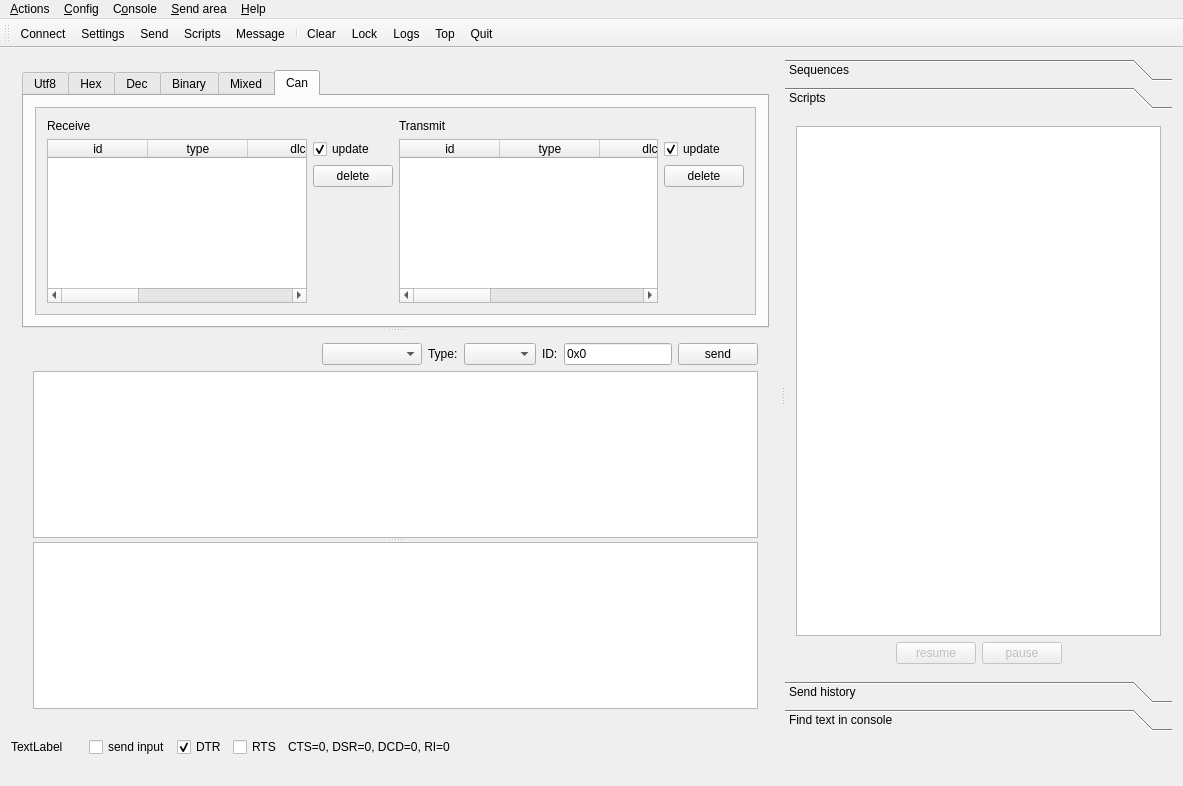
szieke/ScriptCommunicator_serial-terminal, file ScriptCommunicator/mainwindow.ui: the form before one commit.
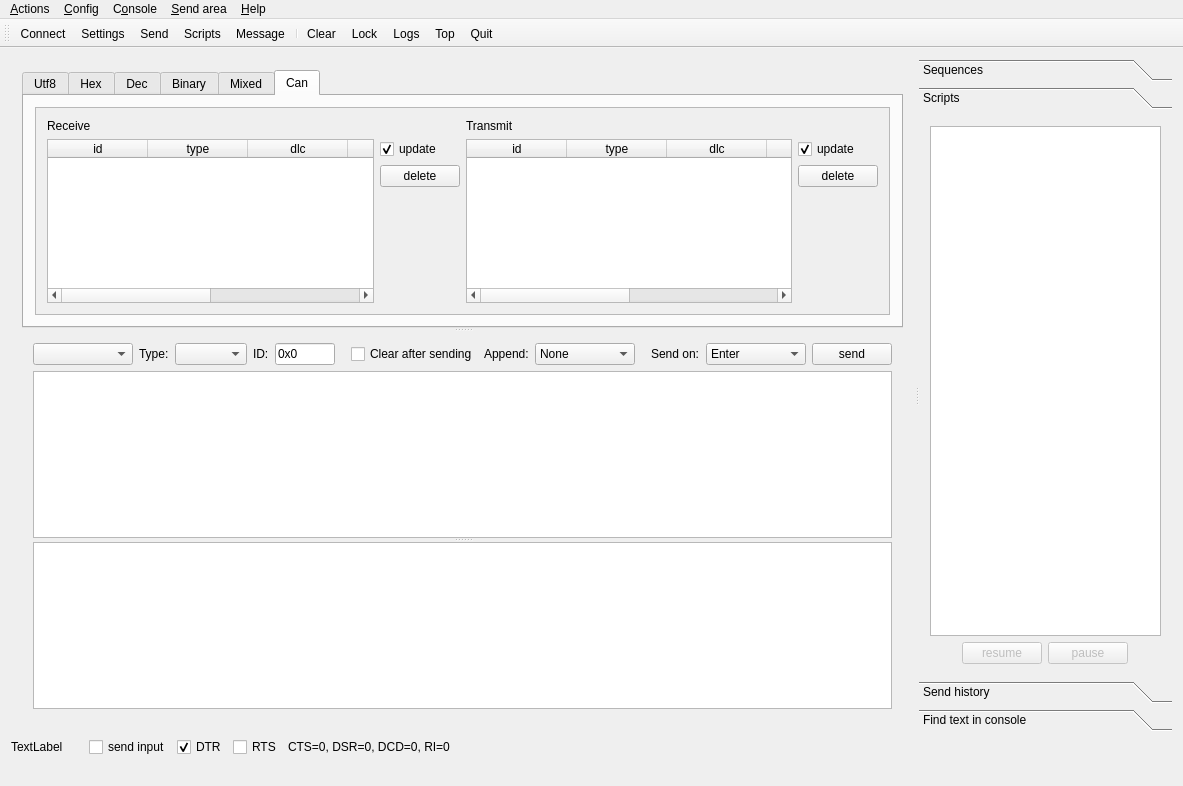
The form after the commit. The open tabs and pages were chosen to show the change. Icons and pictures are not drawn. Custom widgets are drawn as their Qt base class.

The edit to the form file:
```diff
--- a/ScriptCommunicator/mainwindow.ui
+++ b/ScriptCommunicator/mainwindow.ui
@@ -783,8 +783,8 @@
                  <rect>
                   <x>0</x>
                   <y>0</y>
-                  <width>332</width>
-                  <height>111</height>
+                  <width>936</width>
+                  <height>210</height>
                  </rect>
                 </property>
                 <layout class="QGridLayout" name="gridLayout_3">
@@ -966,7 +966,7 @@
           <widget class="QWidget" name="verticalLayoutWidget">
            <layout class="QVBoxLayout" name="verticalLayout_10" stretch="0,0">
             <item>
-             <layout class="QHBoxLayout" name="horizontalLayout_7" stretch="1,0,0,0,0,0,0">
+             <layout class="QHBoxLayout" name="horizontalLayout_7" stretch="1,0,0,0,0,0,0,0,0,0,0,0,0,0">
               <item>
                <spacer name="horizontalSpacer_4">
                 <property name="orientation">
@@ -1020,6 +1020,124 @@
                 </property>
                </widget>
               </item>
+              <item>
+               <spacer name="horizontalSpacer_9">
+                <property name="orientation">
+                 <enum>Qt::Horizontal</enum>
+                </property>
+                <property name="sizeType">
+                 <enum>QSizePolicy::Fixed</enum>
+                </property>
+                <property name="sizeHint" stdset="0">
+                 <size>
+                  <width>10</width>
+                  <height>20</height>
+                 </size>
+                </property>
+               </spacer>
+              </item>
+              <item>
+               <widget class="QCheckBox" name="ClearAfterSendingCheckBox">
+                <property name="toolTip">
+                 <string>&lt;html&gt;&lt;head/&gt;&lt;body&gt;&lt;p&gt;if checked the input field is cleared after the data is sent&lt;/p&gt;&lt;/body&gt;&lt;/html&gt;</string>
+                </property>
+                <property name="text">
+                 <string>Clear after sending</string>
+                </property>
+               </widget>
+              </item>
+              <item>
+               <widget class="QLabel" name="label_9">
+                <property name="toolTip">
+                 <string>&lt;html&gt;&lt;head/&gt;&lt;body&gt;&lt;p&gt;the control byte(s) that shall be appended&lt;/p&gt;&lt;/body&gt;&lt;/html&gt;</string>
+                </property>
+                <property name="text">
+                 <string>Append:</string>
+                </property>
+               </widget>
+              </item>
+              <item>
+               <widget class="QComboBox" name="AppendComboBox">
+                <property name="minimumSize">
+                 <size>
+                  <width>100</width>
+                  <height>0</height>
+                 </size>
+                </property>
+                <property name="toolTip">
+                 <string>&lt;html&gt;&lt;head/&gt;&lt;body&gt;&lt;p&gt;the control byte(s) that shall be appended&lt;/p&gt;&lt;/body&gt;&lt;/html&gt;</string>
+                </property>
+                <item>
+                 <property name="text">
+                  <string>None</string>
+                 </property>
+                </item>
+                <item>
+                 <property name="text">
+                  <string>CR</string>
+                 </property>
+                </item>
+                <item>
+                 <property name="text">
+                  <string>LF</string>
+                 </property>
+                </item>
+                <item>
+                 <property name="text">
+                  <string>CR+LF</string>
+                 </property>
+                </item>
+               </widget>
+              </item>
+              <item>
+               <spacer name="horizontalSpacer_7">
+                <property name="orientation">
+                 <enum>Qt::Horizontal</enum>
+                </property>
+                <property name="sizeType">
+                 <enum>QSizePolicy::Fixed</enum>
+                </property>
+                <property name="sizeHint" stdset="0">
+                 <size>
+                  <width>10</width>
+                  <height>20</height>
+                 </size>
+                </property>
+               </spacer>
+              </item>
+              <item>
+               <widget class="QLabel" name="label_10">
+                <property name="toolTip">
+                 <string>&lt;html&gt;&lt;head/&gt;&lt;body&gt;&lt;p&gt;the key(s) on which the data is sent&lt;/p&gt;&lt;/body&gt;&lt;/html&gt;</string>
+                </property>
+                <property name="text">
+                 <string>Send on:</string>
+                </property>
+               </widget>
+              </item>
+              <item>
+               <widget class="QComboBox" name="SendOnComboBox">
+                <property name="minimumSize">
+                 <size>
+                  <width>100</width>
+                  <height>0</height>
+                 </size>
+                </property>
+                <property name="toolTip">
+                 <string>&lt;html&gt;&lt;head/&gt;&lt;body&gt;&lt;p&gt;the key(s) on which the data is sent&lt;/p&gt;&lt;/body&gt;&lt;/html&gt;</string>
+                </property>
+                <item>
+                 <property name="text">
+                  <string>Enter</string>
+                 </property>
+                </item>
+                <item>
+                 <property name="text">
+                  <string>Alt+Enter</string>
+                 </property>
+                </item>
+               </widget>
+              </item>
               <item>
                <widget class="QPushButton" name="SendPushButton">
                 <property name="toolTip">
@@ -1138,8 +1256,8 @@
          <rect>
           <x>0</x>
           <y>0</y>
-          <width>363</width>
-          <height>549</height>
+          <width>231</width>
+          <height>500</height>
          </rect>
         </property>
         <attribute name="label">
```
Left out of the diff: 19 changed lines with no effect on the pictures.
